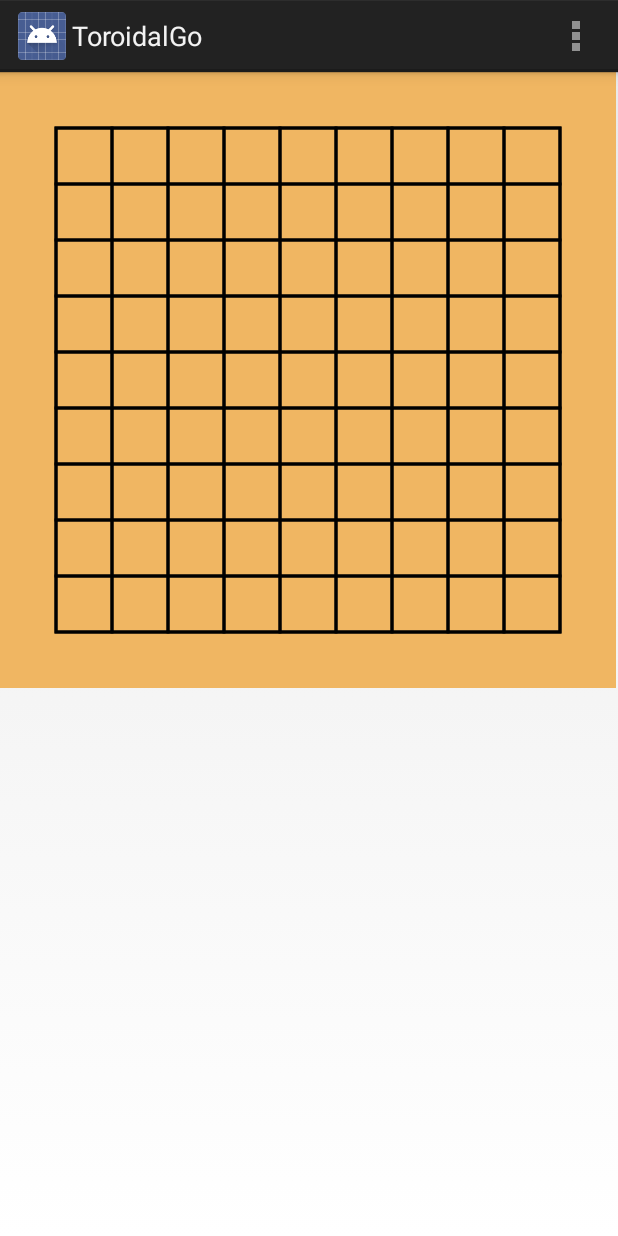
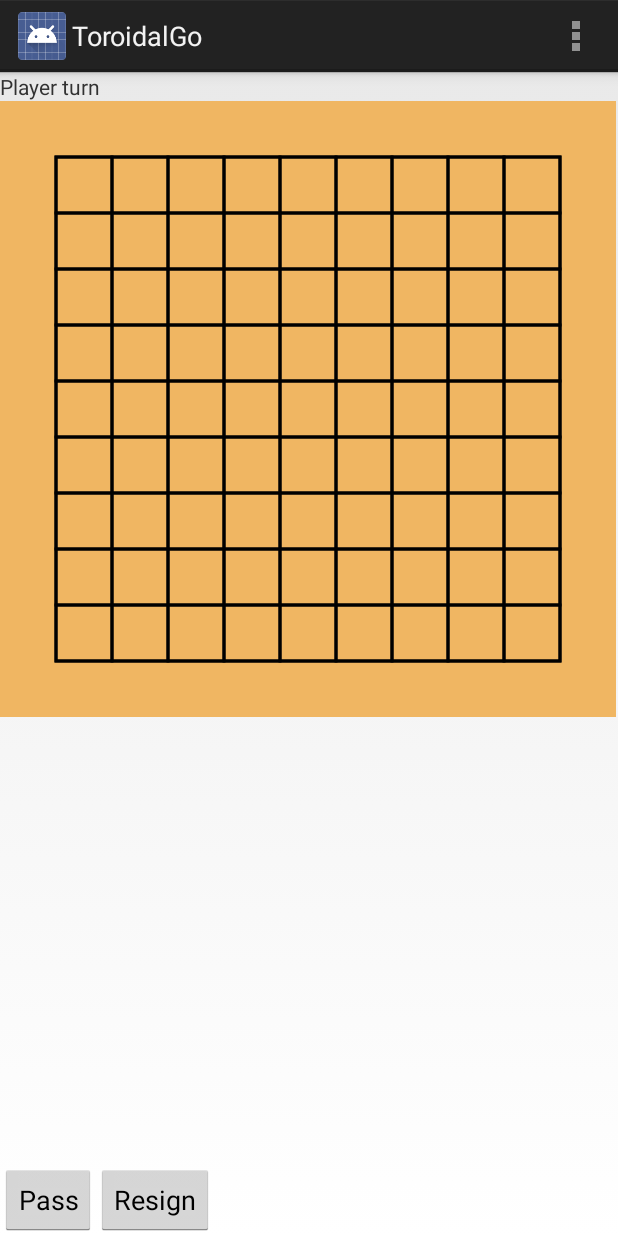
Before and after one commit to beothorn/Torogo, an Android app: the screen it shows after launch (ToroidalGoActivity), on a phone screen of 412 x 824 dp. Run offline under Robolectric (Android 15) with nearby library versions, the phone set to English and light mode, and no system bars.

Commit message:
Added some buttons

```diff
--- a/app/src/main/res/layout/activity_toroidal_go.xml
+++ b/app/src/main/res/layout/activity_toroidal_go.xml
@@ -9,7 +9,38 @@
         android:layout_width="wrap_content"
         android:layout_height="wrap_content"
         android:id="@+id/goView"
+        android:layout_alignParentLeft="true"
+        android:layout_alignParentStart="true"
+        android:layout_below="@+id/gameState"
+        android:layout_above="@+id/passButton" />
+
+    <TextView
+        android:layout_width="wrap_content"
+        android:layout_height="wrap_content"
+        android:textAppearance="?android:attr/textAppearanceSmall"
+        android:text="Player turn"
+        android:id="@+id/gameState"
         android:layout_alignParentTop="true"
         android:layout_alignParentLeft="true"
+        android:layout_alignParentStart="true"
+        android:layout_alignParentRight="true"
+        android:layout_alignParentEnd="true" />
+
+    <Button
+        android:layout_width="wrap_content"
+        android:layout_height="wrap_content"
+        android:text="Pass"
+        android:id="@+id/passButton"
+        android:layout_alignParentBottom="true"
+        android:layout_alignParentLeft="true"
         android:layout_alignParentStart="true" />
+
+    <Button
+        android:layout_width="wrap_content"
+        android:layout_height="wrap_content"
+        android:text="Resign"
+        android:id="@+id/resignButton"
+        android:layout_alignBottom="@+id/passButton"
+        android:layout_toRightOf="@+id/passButton"
+        android:layout_toEndOf="@+id/passButton" />
 </RelativeLayout>
```
